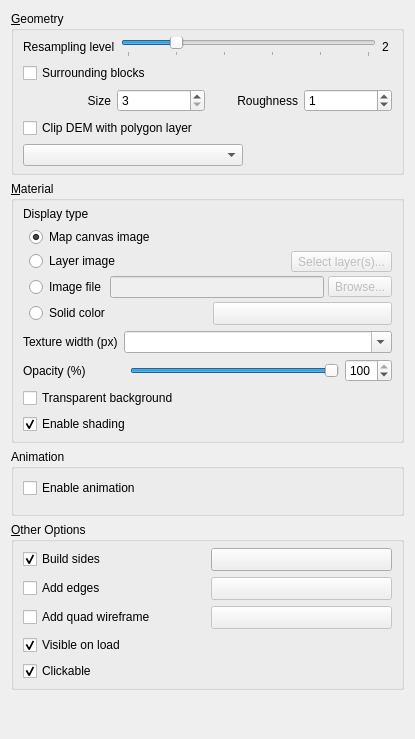
Old version of the form ui/demproperties.ui in the repository minorua/Qgis2threejs.
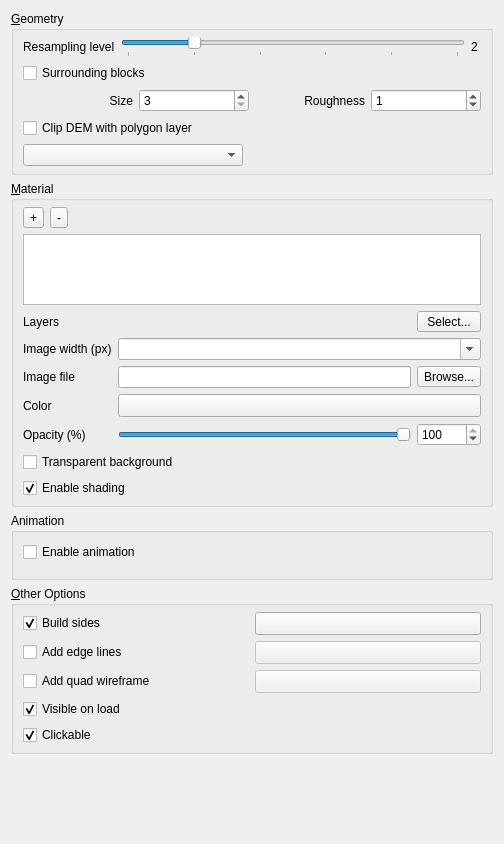
New version of the form. Custom widgets are drawn as their Qt base class.

Commit message:
DEM can now have multiple textures (fix #86, fix #265)
- "with dat-gui panel" template is necessary to change DEM texture on exported web page
- "Fade in" and "Slide" effect animation is available

- rename DEMBlockBuilder class to DEMGridBuilder
- add MaterialBuilder class

```diff
--- a/ui/demproperties.ui
+++ b/ui/demproperties.ui
@@ -6,8 +6,8 @@
    <rect>
     <x>0</x>
     <y>0</y>
-    <width>415</width>
-    <height>739</height>
+    <width>504</width>
+    <height>844</height>
    </rect>
   </property>
   <property name="windowTitle">
@@ -197,151 +197,92 @@
        <number>6</number>
       </property>
       <item>
-       <widget class="QLabel" name="label_5">
-        <property name="text">
-         <string>Display type</string>
-        </property>
-       </widget>
-      </item>
-      <item>
-       <layout class="QVBoxLayout" name="verticalLayout">
-        <property name="spacing">
-         <number>4</number>
-        </property>
-        <property name="leftMargin">
-         <number>6</number>
-        </property>
-        <item>
-         <widget class="QRadioButton" name="radioButton_MapCanvas">
+       <layout class="QGridLayout" name="gridLayout_MtlBtns">
+        <item row="0" column="1">
+         <widget class="QToolButton" name="toolButton_RemoveMtl">
           <property name="text">
-           <string>Map canvas image</string>
+           <string>-</string>
           </property>
-          <property name="checked">
-           <bool>true</bool>
-          </property>
          </widget>
         </item>
-        <item>
-         <layout class="QHBoxLayout" name="horizontalLayout_5">
-          <item>
-           <widget class="QRadioButton" name="radioButton_LayerImage">
-            <property name="text">
-             <string>Layer image</string>
-            </property>
-           </widget>
-          </item>
-          <item>
-           <widget class="QLabel" name="label_LayerImage">
-            <property name="enabled">
-             <bool>false</bool>
-            </property>
-            <property name="text">
-             <string/>
-            </property>
-            <property name="alignment">
-             <set>Qt::AlignRight|Qt::AlignTrailing|Qt::AlignVCenter</set>
-            </property>
-           </widget>
-          </item>
-          <item>
-           <widget class="QToolButton" name="toolButton_SelectLayer">
-            <property name="enabled">
-             <bool>false</bool>
-            </property>
-            <property name="text">
-             <string>Select layer(s)...</string>
-            </property>
-           </widget>
-          </item>
-         </layout>
-        </item>
-        <item>
-         <layout class="QHBoxLayout" name="horizontalLayout_ImageFile">
-          <item>
-           <widget class="QRadioButton" name="radioButton_ImageFile">
-            <property name="enabled">
-             <bool>true</bool>
-            </property>
-            <property name="text">
-             <string>Image file</string>
-            </property>
-           </widget>
-          </item>
-          <item>
-           <widget class="QLineEdit" name="lineEdit_ImageFile">
-            <property name="enabled">
-             <bool>false</bool>
-            </property>
-           </widget>
-          </item>
-          <item>
-           <widget class="QToolButton" name="toolButton_ImageFile">
-            <property name="enabled">
-             <bool>false</bool>
-            </property>
-            <property name="text">
-             <string>Browse...</string>
-            </property>
-           </widget>
-          </item>
-         </layout>
-        </item>
-        <item>
-         <layout class="QHBoxLayout" name="horizontalLayout_7">
-          <item>
-           <widget class="QRadioButton" name="radioButton_SolidColor">
-            <property name="text">
-             <string>Solid color</string>
-            </property>
-           </widget>
-          </item>
-          <item>
-           <widget class="QgsColorButton" name="colorButton_Color">
-            <property name="enabled">
-             <bool>false</bool>
-            </property>
-            <property name="sizePolicy">
-             <sizepolicy hsizetype="Preferred" vsizetype="Fixed">
-              <horstretch>0</horstretch>
-              <verstretch>0</verstretch>
-             </sizepolicy>
-            </property>
-           </widget>
-          </item>
-         </layout>
-        </item>
-       </layout>
-      </item>
-      <item>
-       <layout class="QGridLayout" name="gridLayout">
-        <item row="2" column="2">
-         <widget class="QSlider" name="horizontalSlider_Opacity">
-          <property name="maximum">
-           <number>100</number>
+        <item row="0" column="0">
+         <widget class="QToolButton" name="toolButton_AddMtl">
+          <property name="text">
+           <string>+</string>
           </property>
-          <property name="value">
-           <number>100</number>
-          </property>
+         </widget>
+        </item>
+        <item row="0" column="2">
+         <spacer name="horizontalSpacer">
           <property name="orientation">
            <enum>Qt::Horizontal</enum>
           </property>
-         </widget>
+          <property name="sizeHint" stdset="0">
+           <size>
+            <width>40</width>
+            <height>20</height>
+           </size>
+          </property>
+         </spacer>
         </item>
-        <item row="2" column="0">
+       </layout>
+      </item>
+      <item>
+       <widget class="QListWidget" name="listWidget_Materials">
+        <property name="sizePolicy">
+         <sizepolicy hsizetype="Expanding" vsizetype="Preferred">
+          <horstretch>0</horstretch>
+          <verstretch>0</verstretch>
+         </sizepolicy>
+        </property>
+        <property name="maximumSize">
+         <size>
+          <width>16777215</width>
+          <height>80</height>
+         </size>
+        </property>
+       </widget>
+      </item>
+      <item>
+       <layout class="QGridLayout" name="gridLayout_Mtl">
+        <item row="7" column="0">
          <widget class="QLabel" name="label_17">
           <property name="text">
            <string>Opacity (%)</string>
           </property>
          </widget>
         </item>
-        <item row="0" column="0">
-         <widget class="QLabel" name="label_TextureSize">
+        <item row="3" column="0">
+         <widget class="QLabel" name="label_ImageFile">
           <property name="text">
-           <string>Texture width (px)</string>
+           <string>Image file</string>
           </property>
          </widget>
         </item>
-        <item row="2" column="3">
+        <item row="3" column="1">
+         <widget class="QLineEdit" name="lineEdit_ImageFile"/>
+        </item>
+        <item row="7" column="1">
+         <widget class="QSlider" name="horizontalSlider_Opacity">
+          <property name="maximum">
+           <number>100</number>
+          </property>
+          <property name="value">
+           <number>100</number>
+          </property>
+          <property name="orientation">
+           <enum>Qt::Horizontal</enum>
+          </property>
+         </widget>
+        </item>
+        <item row="2" column="1" colspan="2">
+         <widget class="QComboBox" name="comboBox_TextureSize">
+          <property name="editable">
+           <bool>true</bool>
+          </property>
+         </widget>
+        </item>
+        <item row="7" column="2">
          <widget class="QSpinBox" name="spinBox_Opacity">
           <property name="enabled">
            <bool>true</bool>
@@ -369,32 +310,86 @@
           </property>
          </widget>
         </item>
-        <item row="0" column="1" colspan="3">
-         <widget class="QComboBox" name="comboBox_TextureSize">
-          <property name="editable">
+        <item row="1" column="1">
+         <widget class="QLabel" name="label_LayerImage">
+          <property name="text">
+           <string/>
+          </property>
+          <property name="alignment">
+           <set>Qt::AlignRight|Qt::AlignTrailing|Qt::AlignVCenter</set>
+          </property>
+         </widget>
+        </item>
+        <item row="1" column="2">
+         <widget class="QToolButton" name="toolButton_SelectLayer">
+          <property name="sizePolicy">
+           <sizepolicy hsizetype="Preferred" vsizetype="Fixed">
+            <horstretch>0</horstretch>
+            <verstretch>0</verstretch>
+           </sizepolicy>
+          </property>
+          <property name="text">
+           <string>Select...</string>
+          </property>
+         </widget>
+        </item>
+        <item row="9" column="0" colspan="3">
+         <widget class="QCheckBox" name="checkBox_Shading">
+          <property name="text">
+           <string>Enable shading</string>
+          </property>
+          <property name="checked">
            <bool>true</bool>
           </property>
          </widget>
         </item>
+        <item row="4" column="0">
+         <widget class="QLabel" name="label_Color">
+          <property name="text">
+           <string>Color</string>
+          </property>
+         </widget>
+        </item>
+        <item row="1" column="0">
+         <widget class="QLabel" name="label_Layers">
+          <property name="text">
+           <string>Layers</string>
+          </property>
+         </widget>
+        </item>
+        <item row="3" column="2">
+         <widget class="QToolButton" name="toolButton_ImageFile">
+          <property name="text">
+           <string>Browse...</string>
+          </property>
+         </widget>
+        </item>
+        <item row="4" column="1" colspan="2">
+         <widget class="QgsColorButton" name="colorButton_Color">
+          <property name="sizePolicy">
+           <sizepolicy hsizetype="Preferred" vsizetype="Fixed">
+            <horstretch>0</horstretch>
+            <verstretch>0</verstretch>
+           </sizepolicy>
+          </property>
+         </widget>
+        </item>
+        <item row="2" column="0">
+         <widget class="QLabel" name="label_TextureSize">
+          <property name="text">
+           <string>Image width (px)</string>
+          </property>
+         </widget>
+        </item>
+        <item row="8" column="0" colspan="3">
+         <widget class="QCheckBox" name="checkBox_TransparentBackground">
+          <property name="text">
+           <string>Transparent background</string>
+          </property>
+         </widget>
+        </item>
        </layout>
       </item>
-      <item>
-       <widget class="QCheckBox" name="checkBox_TransparentBackground">
-        <property name="text">
-         <string>Transparent background</string>
-        </property>
-       </widget>
-      </item>
-      <item>
-       <widget class="QCheckBox" name="checkBox_Shading">
-        <property name="text">
-         <string>Enable shading</string>
-        </property>
-        <property name="checked">
-         <bool>true</bool>
-        </property>
-       </widget>
-      </item>
      </layout>
     </widget>
    </item>
@@ -452,7 +447,7 @@
       <item row="1" column="0">
        <widget class="QCheckBox" name="checkBox_Frame">
         <property name="text">
-         <string>Add edges</string>
+         <string>Add edge lines</string>
         </property>
        </widget>
       </item>
```
Left out of the diff: 149 changed lines with no effect on the pictures. The commit also changes 23 other files.
